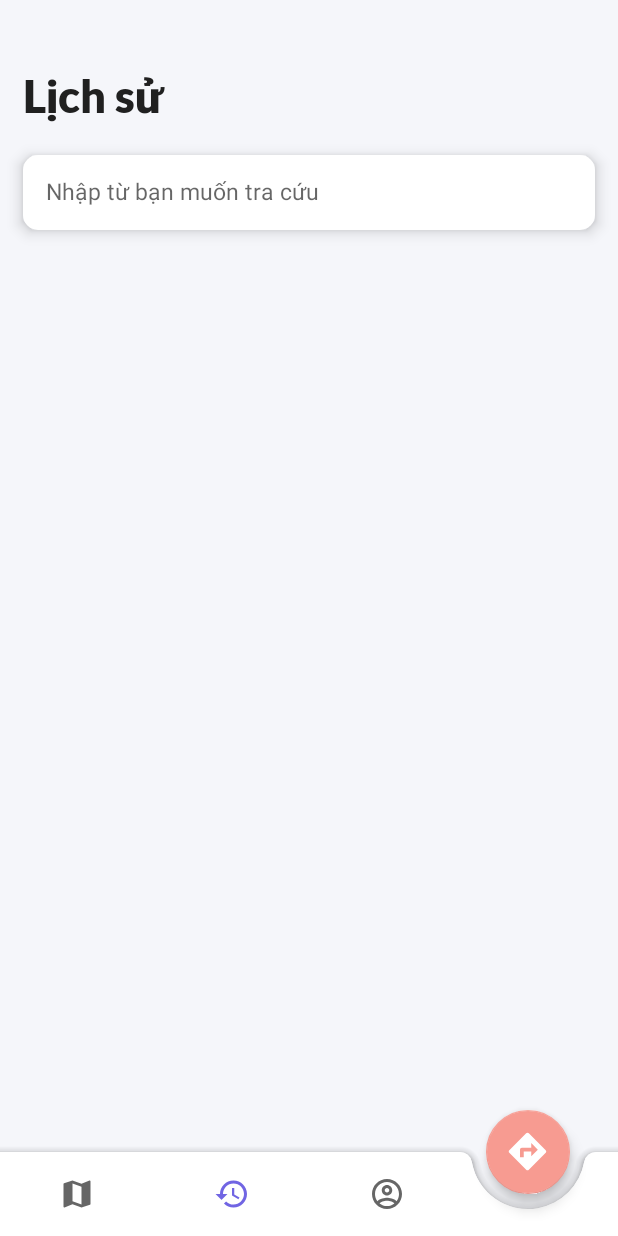
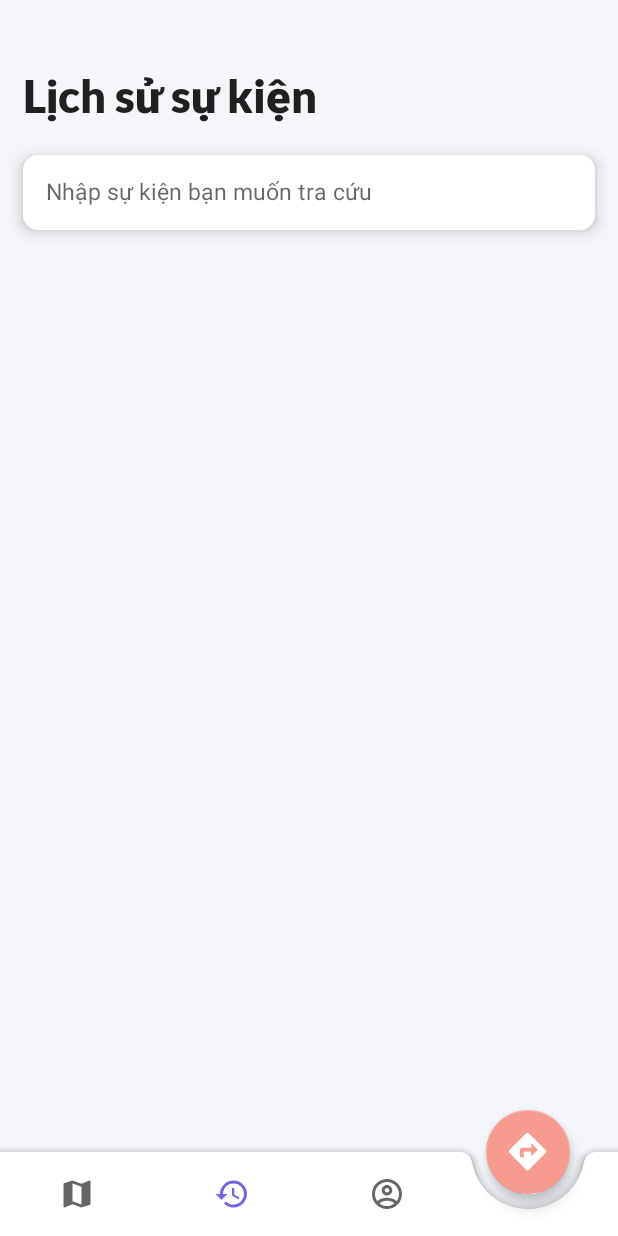
Before and after one commit to cngthnh/Tripper, an Android app: the screen it shows after launch once a user with an empty profile is signed in (MainActivity), item 2 of the bottom bar chosen, on a phone screen of 412 x 824 dp. Run offline under Robolectric (Android 15) with nearby library versions, the phone set to English and light mode, and no system bars; our stand-ins replace Firebase (no records; nobody signed in at launch, a user with empty details on screens opened directly); libraries missing offline, so code that uses them is left out: com.arlib.floatingsearchview, com.ramotion.foldingcell; pictures from the network do not load.

Commit message:
Fixed typo and UI

```diff
--- a/app/src/main/java/com/triplet/tripper/MainActivity.java
+++ b/app/src/main/java/com/triplet/tripper/MainActivity.java
@@ -56,8 +56,6 @@ public class MainActivity extends AppCompatActivity {
     @Override
     protected void onCreate(Bundle savedInstanceState) {
         super.onCreate(savedInstanceState);
-        //requestWindowFeature(Window.FEATURE_NO_TITLE);
-        //getSupportActionBar().hide();
 
         binding = ActivityMainBinding.inflate(getLayoutInflater());
 
--- a/app/src/main/java/com/triplet/tripper/NoteDialog.java
+++ b/app/src/main/java/com/triplet/tripper/NoteDialog.java
@@ -142,7 +142,7 @@ public class NoteDialog extends AppCompatDialogFragment {
 
                 awesomeValidation.addValidation(edtTitle, RegexTemplate.NOT_EMPTY, getString(R.string.err_title));
                 awesomeValidation.addValidation(edtDate,
-                        "^(?:(?:1[6-9]|[2-9]\\d)?\\d{2})(?:(?:(\\/|-|\\.)(?:0?[13578]|1[02])\\1(?:31))|(?:(\\/|-|\\.)(?:0?[13-9]|1[0-2])\\2(?:29|30)))$",
+                        "^([0]?[1-9]|[1|2][0-9]|[3][0|1])[./-]([0]?[1-9]|[1][0-2])[./-]([0-9]{4}|[0-9]{2})$",
                         getString(R.string.err_date));
                 if(awesomeValidation.validate()){
                     NoteDialog.this.uploadData();
--- a/app/src/main/res/drawable/bg_card.xml
+++ b/app/src/main/res/drawable/bg_card.xml
@@ -2,7 +2,7 @@
 <layer-list xmlns:android="http://schemas.android.com/apk/res/android">
     <item>
         <shape android:shape="rectangle">
-            <solid android:color="#FFFFFFFF"/>
+            <solid android:color="?colorOnPrimary"/>
             <corners android:radius="10dp" />
         </shape>
     </item>
--- a/app/src/main/res/layout/dialog_note.xml
+++ b/app/src/main/res/layout/dialog_note.xml
@@ -54,7 +54,7 @@
                 android:layout_height="45dp"
                 android:background="@drawable/bg_input_field"
                 android:fontFamily="@font/lato"
-                android:hint="Thời gian: dd-mm"
+                android:hint="Thời gian: dd-mm-yyyy"
                 android:padding="10dp"
                 android:layout_marginBottom="5dp"
                 android:textSize="15dp"
--- a/app/src/main/res/layout/fragment_locations.xml
+++ b/app/src/main/res/layout/fragment_locations.xml
@@ -42,7 +42,7 @@
                 android:layout_height="wrap_content"
                 android:layout_weight="1"
                 android:background="@android:color/transparent"
-                android:hint="Nhập từ bạn muốn tra cứu"
+                android:hint="Nhập sự kiện bạn muốn tra cứu"
                 android:padding="15dp"
                 android:textSize="15dp" />
             />
--- a/app/src/main/res/layout/signin_layout.xml
+++ b/app/src/main/res/layout/signin_layout.xml
@@ -71,5 +71,5 @@
         app:strokeWidth="2dp"
         android:textColor="@color/purple"
         app:rippleColor="@color/purple"
-        android:text="Phương thức đăng nhập khác"/>
+        android:text="Phương thức khác"/>
 </LinearLayout>
--- a/app/src/main/res/layout/signup_layout.xml
+++ b/app/src/main/res/layout/signup_layout.xml
@@ -100,5 +100,5 @@
         app:strokeWidth="2dp"
         android:textColor="@color/purple"
         app:rippleColor="@color/purple"
-        android:text="Phương thức đăng nhập khác"/>
+        android:text="Phương thức khác"/>
 </LinearLayout>
--- a/app/src/main/res/values/strings.xml
+++ b/app/src/main/res/values/strings.xml
@@ -1,12 +1,12 @@
 <resources>
     <string name="app_name">Tripper</string>
     <string name="map">Bản đồ</string>
-    <string name="history">Lịch sử</string>
+    <string name="history">Lịch sử sự kiện</string>
     <string name="edit">Sửa sự kiện</string>
     <string name="delete">Xoá sự kiện</string>
     <string name="profile">Trang cá nhân</string>
     <string name="invalid_email">Email không hợp lệ</string>
-    <string name="invalid_password">Mật khẩu không hợp lệ</string>
+    <string name="invalid_password">Mật khẩu không hợp lệ, mật khẩu phải có ít nhất 8 ký tự bao gồm chữ cái in thường, in hoa và chữ số</string>
     <string name="invalid_password_conf">Xác nhận mật khẩu không trùng khớp</string>
     <string name="event">Sự kiện</string>
     <string name="facebook_app_id">1587624581574685</string>
```
Also changed, not shown: app/src/main/res/layout/location_item.xml (+2 -15 lines), app/src/main/res/layout/map_layout.xml (+5 -5 lines).
